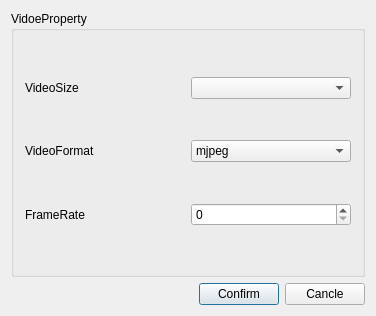
Before: the Qt Designer form USBCameraTest/VideoPropDia.ui in hydeyao/USBCameraTest, drawn with Qt 5.
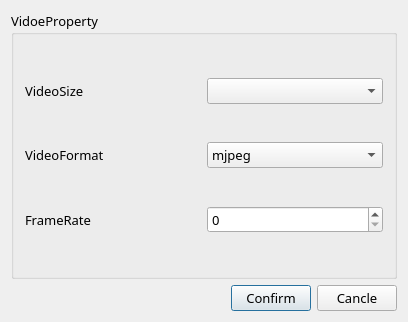
After: the same form once the commit is applied.

The edit to the form file:
```diff
--- a/USBCameraTest/VideoPropDia.ui
+++ b/USBCameraTest/VideoPropDia.ui
@@ -6,8 +6,8 @@
    <rect>
     <x>0</x>
     <y>0</y>
-    <width>376</width>
-    <height>316</height>
+    <width>408</width>
+    <height>322</height>
    </rect>
   </property>
   <property name="windowTitle">
@@ -16,6 +16,12 @@
   <layout class="QVBoxLayout" name="verticalLayout_2" stretch="4,1">
    <item>
     <widget class="QGroupBox" name="groupBox">
+     <property name="font">
+      <font>
+       <family>等线</family>
+       <pointsize>10</pointsize>
+      </font>
+     </property>
      <property name="title">
       <string>VidoeProperty</string>
      </property>
@@ -24,13 +30,26 @@
        <layout class="QHBoxLayout" name="horizontalLayout_3">
         <item>
          <widget class="QLabel" name="label">
+          <property name="font">
+           <font>
+            <family>等线</family>
+            <pointsize>10</pointsize>
+           </font>
+          </property>
           <property name="text">
            <string>VideoSize</string>
           </property>
          </widget>
         </item>
         <item>
-         <widget class="QComboBox" name="videoSize_comboBox"/>
+         <widget class="QComboBox" name="videoSize_comboBox">
+          <property name="font">
+           <font>
+            <family>等线</family>
+            <pointsize>10</pointsize>
+           </font>
+          </property>
+         </widget>
         </item>
        </layout>
       </item>
@@ -38,6 +57,12 @@
        <layout class="QHBoxLayout" name="horizontalLayout_4">
         <item>
          <widget class="QLabel" name="label_2">
+          <property name="font">
+           <font>
+            <family>等线</family>
+            <pointsize>10</pointsize>
+           </font>
+          </property>
           <property name="text">
            <string>VideoFormat</string>
           </property>
@@ -45,6 +70,12 @@
         </item>
         <item>
          <widget class="QComboBox" name="videoFormat_comboBox">
+          <property name="font">
+           <font>
+            <family>等线</family>
+            <pointsize>10</pointsize>
+           </font>
+          </property>
           <item>
            <property name="text">
             <string>mjpeg</string>
@@ -63,13 +94,26 @@
        <layout class="QHBoxLayout" name="horizontalLayout_5">
         <item>
          <widget class="QLabel" name="label_4">
+          <property name="font">
+           <font>
+            <family>等线</family>
+            <pointsize>10</pointsize>
+           </font>
+          </property>
           <property name="text">
            <string>FrameRate</string>
           </property>
          </widget>
         </item>
         <item>
-         <widget class="QSpinBox" name="spinBox"/>
+         <widget class="QSpinBox" name="spinBox">
+          <property name="font">
+           <font>
+            <family>等线</family>
+            <pointsize>10</pointsize>
+           </font>
+          </property>
+         </widget>
         </item>
        </layout>
       </item>
@@ -80,6 +124,12 @@
     <layout class="QHBoxLayout" name="horizontalLayout">
      <item>
       <spacer name="horizontalSpacer">
+       <property name="font">
+        <font>
+         <family>等线</family>
+         <pointsize>10</pointsize>
+        </font>
+       </property>
        <property name="orientation">
         <enum>Qt::Horizontal</enum>
        </property>
@@ -93,6 +143,12 @@
      </item>
      <item>
       <widget class="QPushButton" name="confirm_pushButton">
+       <property name="font">
+        <font>
+         <family>等线</family>
+         <pointsize>10</pointsize>
+        </font>
+       </property>
        <property name="text">
         <string>Confirm</string>
        </property>
@@ -100,6 +156,12 @@
      </item>
      <item>
       <widget class="QPushButton" name="cancle_pushButton">
+       <property name="font">
+        <font>
+         <family>等线</family>
+         <pointsize>10</pointsize>
+        </font>
+       </property>
        <property name="text">
         <string>Cancle</string>
        </property>
```
